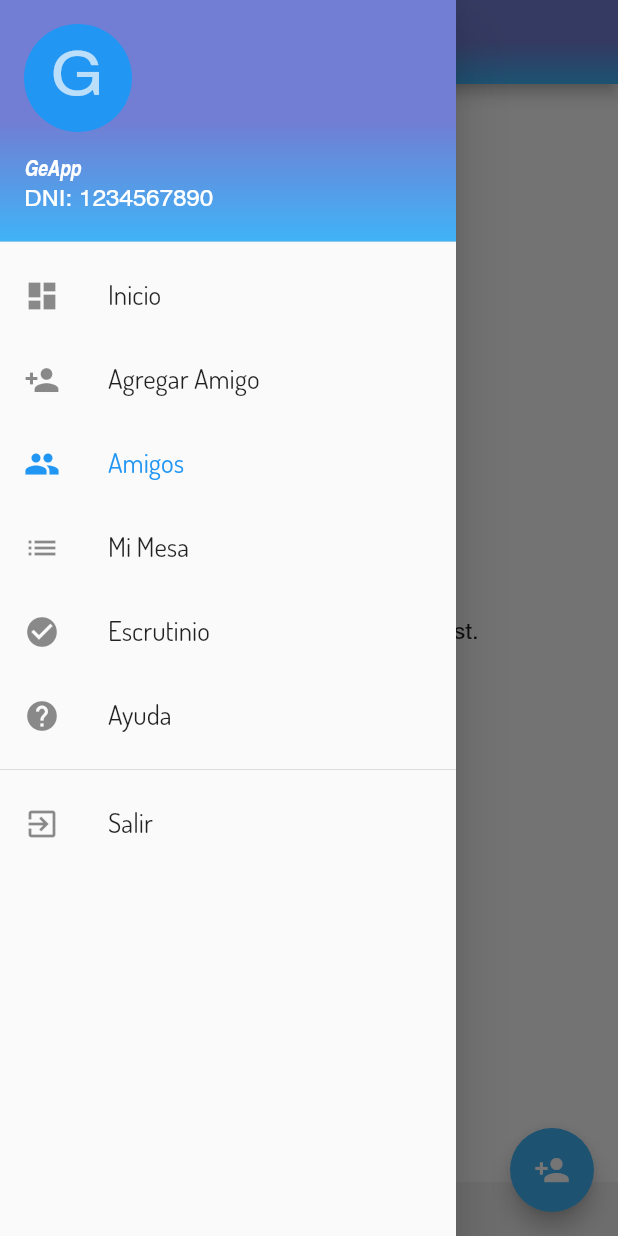
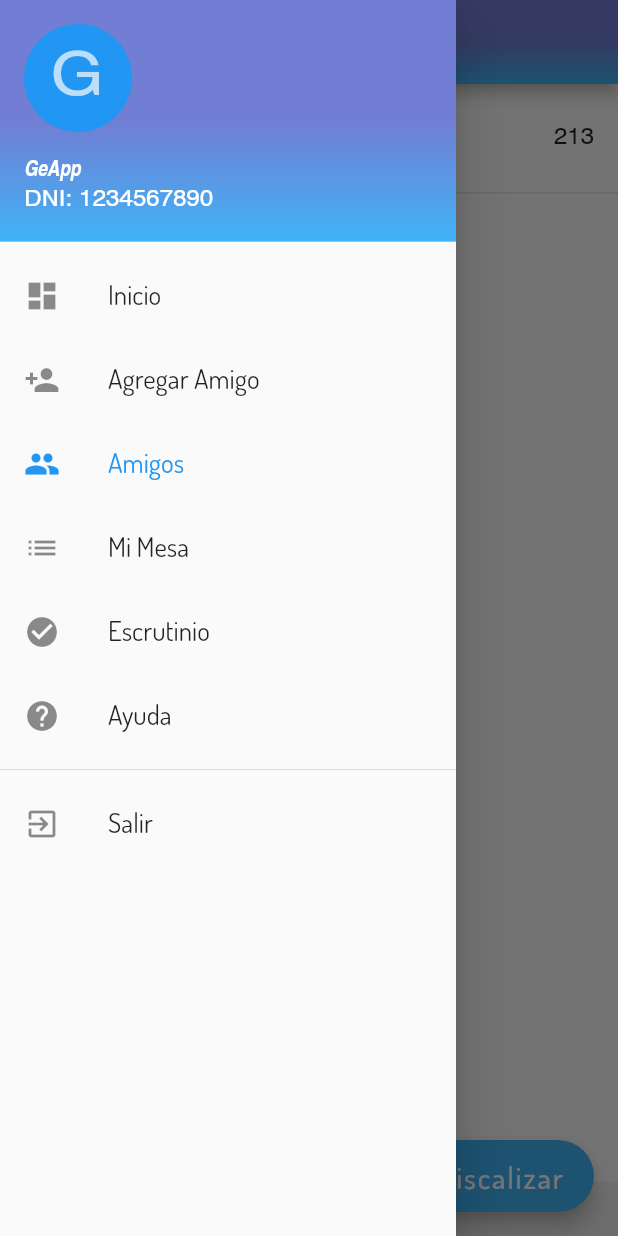
Before and after one commit to villalbaezequiel/GeApp_Flutter, a Flutter app: the FriendsList screen opened by its route, with the side drawer open, on a phone screen of 412 x 824 dp. Run offline on Flutter 3.47's test engine with Material 2 defaults, Android fonts, the phone set to English and light mode, and no system bars; our stand-ins replace fluttertoast, gradient_app_bar, shared_preferences; missing offline and left inert: unicorndial; accounts and stored records are empty.

Commit message:
text added to floating icon of friendlist

```diff
--- a/lib/services/friend_service.dart
+++ b/lib/services/friend_service.dart
@@ -107,7 +107,7 @@ mixin FriendService on Model {
     }
   }
 
-  Future deleteFriend(MainModel model, Person person) async {
+  Future<bool> deleteFriend(MainModel model, Person person) async {
     try {
       _isLoadingFriends = true;
       notifyListeners();
@@ -124,6 +124,7 @@ mixin FriendService on Model {
         removeFromList(person);
         _isLoadingFriends = false;
         notifyListeners();
+        return true;
       } else {
         Map<String, dynamic> mapResponse = json.decode(response.body);
         Errors errors = new Errors.fromJson(mapResponse['errors']);
@@ -131,10 +132,12 @@ mixin FriendService on Model {
         _isLoadingFriends = false;
         notifyListeners();
         // throw Exception('failed to load data');
+        return false;
       }
     } catch (error) {
       _isLoadingFriends = false;
       catchExceptions(error);
+      return false;
     }
   }
 
--- a/lib/ui/friends_list.dart
+++ b/lib/ui/friends_list.dart
@@ -36,12 +36,16 @@ class FriendsListState extends State<FriendsList> {
             gradient: Constant.appBarGradient,
           ),
           drawer: NavigationDrawer(model: model),
-          floatingActionButton: FloatingActionButton(
+          floatingActionButton: FloatingActionButton.extended(
             onPressed: () {
               Navigator.of(context).pushNamed('/add_friend');
             },
             tooltip: 'Agregar Amigo',
-            child: Icon(
+            label: Text(
+              'Fiscalizar',
+              style: TextStyleUtils.bottonAndAppBarStyle,
+            ),
+            icon: Icon(
               Icons.person_add,
               color: Colors.white,
             ),
@@ -50,22 +54,15 @@ class FriendsListState extends State<FriendsList> {
           body: Column(
             children: <Widget>[
               Expanded(
-                child: model.isLoadingFriends
-                    ? Center(child: CircularProgressIndicator())
-                    : (model.friendsList.length > 0)
-                        ? RefreshIndicator(
-                            onRefresh: () => model.fetchFriends(model),
-                            child: ListView.builder(
-                              itemCount: model.friendsCount,
-                              itemBuilder: (context, index) {
-                                var friend = model.friendsList[index];
-                                return friendListItem(friend);
-                              },
-                            ),
-                          )
-                        : Center(
-                            child: Text("There are no friends in your list.")),
-              ),
+                  child: ListView(
+                children: <Widget>[
+                  friendListItem(Person(
+                      id: 213,
+                      firstName: 'Rafael',
+                      lastName: 'Fortunato Cambareri',
+                      nationalId: '22.263.164'))
+                ],
+              )),
               Container(
                 padding: EdgeInsets.all(10),
                 color: Colors.grey[200],
@@ -102,8 +99,7 @@ class FriendsListState extends State<FriendsList> {
         title: Text(
             '${person.firstName} ${person.lastName}' /*, style: TextStyle(color: (_person.id==24)?Colors.red:Colors.black),*/),
         subtitle: Text('DNI: ${person.nationalId}'),
-        // trailing: Text(
-        //     '${_person.id}' /*, style: TextStyle(color: (_person.id==24)?Colors.red:Colors.black)*/),
+        trailing: Text(person.id.toString()),
         isThreeLine: false,
         dense: false,
         onTap: () {
--- a/lib/ui/home.dart
+++ b/lib/ui/home.dart
@@ -35,7 +35,7 @@ class HomeState extends State<Home> {
               SizedBox(height: 30),
               homeButton('Agregar amigo', '/add_friend', Icons.person_add),
               homeButton('Mis amigos', '/friends_list', Icons.group),
-              homeButton('Ver mi mesa', '/my_voting_table_list', Icons.list),
+              homeButton('Mi mesa', '/my_voting_table_list', Icons.list),
               homeButton('Escrutinio', '/escrutinio', Icons.check_circle),
               homeButton('Ayuda', '/help', Icons.help_outline),
               SizedBox(height: 30),
--- a/lib/ui/my_voting_table.dart
+++ b/lib/ui/my_voting_table.dart
@@ -93,7 +93,7 @@ class MyVotingTableState extends State<MyVotingTableList> {
 
     return Scaffold(
       appBar: GradientAppBar(
-        title: Text('Ver Mi Mesa'),
+        title: Text('Mi Mesa'),
         gradient: Constant.appBarGradient,
       ),
       drawer: NavigationDrawer(model: widget.model),
--- a/pubspec.yaml
+++ b/pubspec.yaml
@@ -29,6 +29,7 @@ dependencies:
   fluttertoast: ^3.1.3
   http: ^0.12.0+2
   scoped_model: ^1.0.1
+  flutter_slidable: ^0.5.4
 
 
 dev_dependencies:
```
Also changed, not shown: pubspec.lock.
